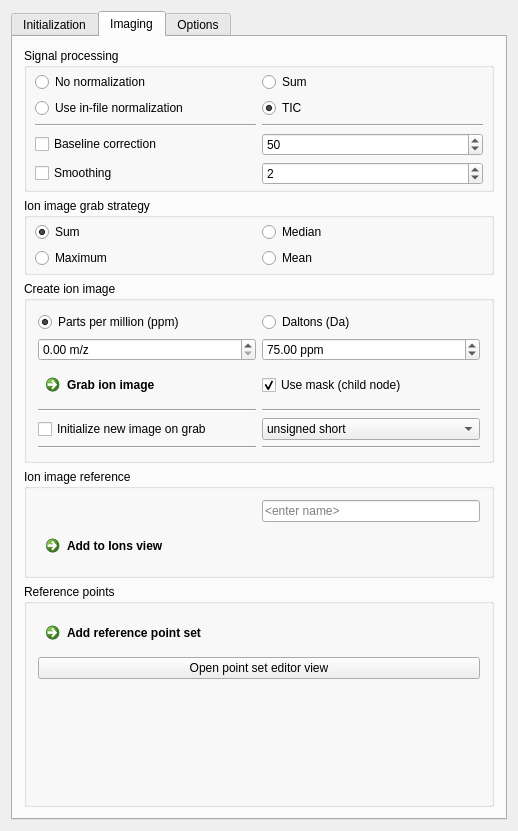
First picture: the form in Plugins/org.mitk.gui.qt.m2.Data/src/internal/m2Data.ui, repository m2aia/m2aia, before the edit.
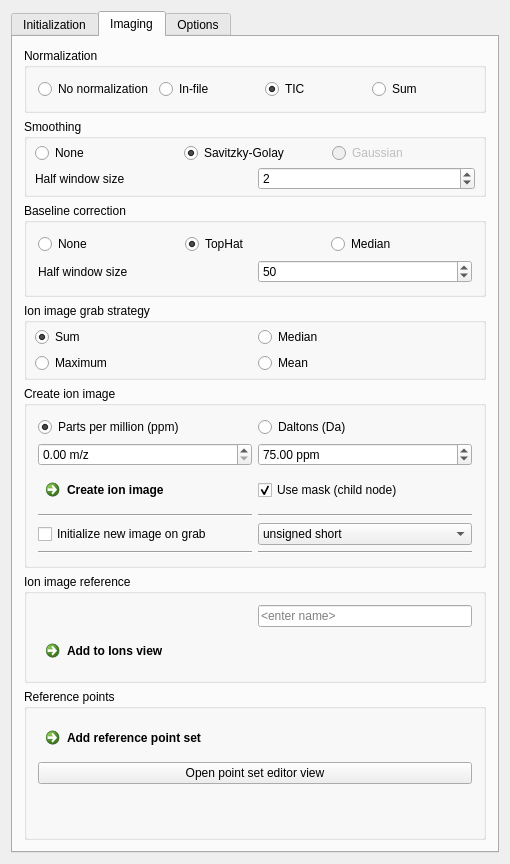
Second picture: the form after the edit.

Patch:
```diff
--- a/Plugins/org.mitk.gui.qt.m2.Data/src/internal/m2Data.ui
+++ b/Plugins/org.mitk.gui.qt.m2.Data/src/internal/m2Data.ui
@@ -9,8 +9,8 @@
    <rect>
     <x>0</x>
     <y>0</y>
-    <width>518</width>
-    <height>831</height>
+    <width>510</width>
+    <height>802</height>
    </rect>
   </property>
   <property name="sizePolicy">
@@ -204,82 +204,14 @@
       </attribute>
       <layout class="QVBoxLayout" name="verticalLayout_16">
        <item>
-        <widget class="QGroupBox" name="SpectralProcessing">
-         <property name="toolTip">
-          <string/>
-         </property>
+        <widget class="QGroupBox" name="groupBox_2">
          <property name="title">
-          <string>Signal processing</string>
+          <string>Normalization</string>
          </property>
-         <property name="checkable">
-          <bool>false</bool>
-         </property>
-         <layout class="QVBoxLayout" name="verticalLayout_3">
-          <property name="spacing">
-           <number>4</number>
-          </property>
-          <property name="leftMargin">
-           <number>8</number>
-          </property>
-          <property name="topMargin">
-           <number>4</number>
-          </property>
-          <property name="rightMargin">
-           <number>8</number>
-          </property>
-          <property name="bottomMargin">
-           <number>4</number>
-          </property>
+         <layout class="QVBoxLayout" name="verticalLayout_4">
           <item>
-           <layout class="QGridLayout" name="gridLayout">
-            <item row="3" column="1">
-             <widget class="QSpinBox" name="spnBxBaseline">
-              <property name="minimumSize">
-               <size>
-                <width>0</width>
-                <height>0</height>
-               </size>
-              </property>
-              <property name="maximumSize">
-               <size>
-                <width>1000</width>
-                <height>16777215</height>
-               </size>
-              </property>
-              <property name="toolTip">
-               <string/>
-              </property>
-              <property name="value">
-               <number>50</number>
-              </property>
-             </widget>
-            </item>
-            <item row="3" column="0">
-             <widget class="QCheckBox" name="checkBoxBaseLineCorrection">
-              <property name="minimumSize">
-               <size>
-                <width>0</width>
-                <height>0</height>
-               </size>
-              </property>
-              <property name="maximumSize">
-               <size>
-                <width>1000</width>
-                <height>16777215</height>
-               </size>
-              </property>
-              <property name="toolTip">
-               <string/>
-              </property>
-              <property name="text">
-               <string>Baseline correction</string>
-              </property>
-              <property name="checked">
-               <bool>false</bool>
-              </property>
-             </widget>
-            </item>
-            <item row="0" column="0">
+           <layout class="QHBoxLayout" name="horizontalLayout">
+            <item>
              <widget class="QRadioButton" name="radioButtonNoneNormalization">
               <property name="maximumSize">
                <size>
@@ -292,7 +224,42 @@
               </property>
              </widget>
             </item>
-            <item row="0" column="1">
+            <item>
+             <widget class="QRadioButton" name="radioButtonInFileNormalization">
+              <property name="maximumSize">
+               <size>
+                <width>1000</width>
+                <height>16777215</height>
+               </size>
+              </property>
+              <property name="text">
+               <string>In-file</string>
+              </property>
+             </widget>
+            </item>
+            <item>
+             <widget class="QRadioButton" name="radioButtonTICNormalization">
+              <property name="minimumSize">
+               <size>
+                <width>0</width>
+                <height>0</height>
+               </size>
+              </property>
+              <property name="maximumSize">
+               <size>
+                <width>1000</width>
+                <height>16777215</height>
+               </size>
+              </property>
+              <property name="text">
+               <string>TIC</string>
+              </property>
+              <property name="checked">
+               <bool>true</bool>
+              </property>
+             </widget>
+            </item>
+            <item>
              <widget class="QRadioButton" name="radioButtonSumNormalization">
               <property name="minimumSize">
                <size>
@@ -314,7 +281,79 @@
               </property>
              </widget>
             </item>
-            <item row="4" column="1">
+           </layout>
+          </item>
+         </layout>
+        </widget>
+       </item>
+       <item>
+        <widget class="QGroupBox" name="SpectralProcessing">
+         <property name="toolTip">
+          <string/>
+         </property>
+         <property name="title">
+          <string>Smoothing</string>
+         </property>
+         <property name="checkable">
+          <bool>false</bool>
+         </property>
+         <layout class="QVBoxLayout" name="verticalLayout_3">
+          <property name="spacing">
+           <number>4</number>
+          </property>
+          <property name="leftMargin">
+           <number>8</number>
+          </property>
+          <property name="topMargin">
+           <number>4</number>
+          </property>
+          <property name="rightMargin">
+           <number>8</number>
+          </property>
+          <property name="bottomMargin">
+           <number>4</number>
+          </property>
+          <item>
+           <layout class="QHBoxLayout" name="horizontalLayout_3">
+            <item>
+             <widget class="QRadioButton" name="rdBtnSmoothingNone">
+              <property name="text">
+               <string>None</string>
+              </property>
+             </widget>
+            </item>
+            <item>
+             <widget class="QRadioButton" name="rdBtnSmoothingSG">
+              <property name="text">
+               <string>Savitzky-Golay</string>
+              </property>
+              <property name="checked">
+               <bool>true</bool>
+              </property>
+             </widget>
+            </item>
+            <item>
+             <widget class="QRadioButton" name="rdBtnSmoothingGaussian">
+              <property name="enabled">
+               <bool>false</bool>
+              </property>
+              <property name="text">
+               <string>Gaussian</string>
+              </property>
+             </widget>
+            </item>
+           </layout>
+          </item>
+          <item>
+           <layout class="QHBoxLayout" name="horizontalLayout_4">
+            <item>
+             <widget class="QLabel" name="label">
+              <property name="text">
+               <string>Half window size</string>
+              </property>
+             </widget>
+            </item>
+            <item>
              <widget class="QSpinBox" name="spnBxSmoothing">
               <property name="minimumSize">
                <size>
@@ -342,36 +381,59 @@
               </property>
              </widget>
             </item>
-            <item row="1" column="1">
-             <widget class="QRadioButton" name="radioButtonTICNormalization">
-              <property name="minimumSize">
-               <size>
-                <width>0</width>
-                <height>0</height>
-               </size>
+           </layout>
+          </item>
+         </layout>
+        </widget>
+       </item>
+       <item>
+        <widget class="QGroupBox" name="groupBox_4">
+         <property name="title">
+          <string>Baseline correction</string>
+         </property>
+         <layout class="QVBoxLayout" name="verticalLayout_10">
+          <item>
+           <layout class="QHBoxLayout" name="horizontalLayout_2">
+            <item>
+             <widget class="QRadioButton" name="rdBtnBaselineCorrectionNone">
+              <property name="text">
+               <string>None</string>
               </property>
-              <property name="maximumSize">
-               <size>
-                <width>1000</width>
-                <height>16777215</height>
-               </size>
-              </property>
+             </widget>
+            </item>
+            <item>
+             <widget class="QRadioButton" name="rdBtnBaselineCorrectionTopHat">
               <property name="text">
-               <string>TIC</string>
+               <string>TopHat</string>
               </property>
               <property name="checked">
                <bool>true</bool>
               </property>
              </widget>
             </item>
-            <item row="4" column="0">
-             <widget class="QCheckBox" name="checkBoxSmoothing">
-              <property name="sizePolicy">
-               <sizepolicy hsizetype="Minimum" vsizetype="Fixed">
-                <horstretch>0</horstretch>
-                <verstretch>0</verstretch>
-               </sizepolicy>
+            <item>
+             <widget class="QRadioButton" name="rdBtnBaselineCorrectionMedian">
+              <property name="text">
+               <string>Median</string>
               </property>
+              <property name="checked">
+               <bool>false</bool>
+              </property>
+             </widget>
+            </item>
+           </layout>
+          </item>
+          <item>
+           <layout class="QHBoxLayout" name="horizontalLayout_8">
+            <item>
+             <widget class="QLabel" name="label_4">
+              <property name="text">
+               <string>Half window size</string>
+              </property>
+             </widget>
+            </item>
+            <item>
+             <widget class="QSpinBox" name="spnBxBaseline">
               <property name="minimumSize">
                <size>
                 <width>0</width>
@@ -387,38 +449,8 @@
               <property name="toolTip">
                <string/>
               </property>
-              <property name="text">
-               <string>Smoothing</string>
-              </property>
-              <property name="checked">
-               <bool>false</bool>
-              </property>
-             </widget>
-            </item>
-            <item row="1" column="0">
-             <widget class="QRadioButton" name="radioButtonInFileNormalization">
-              <property name="maximumSize">
-               <size>
-                <width>1000</width>
-                <height>16777215</height>
-               </size>
-              </property>
-              <property name="text">
-               <string>Use in-file normalization</string>
-              </property>
-             </widget>
-            </item>
-            <item row="2" column="0">
-             <widget class="Line" name="line">
-              <property name="orientation">
-               <enum>Qt::Horizontal</enum>
-              </property>
-             </widget>
-            </item>
-            <item row="2" column="1">
-             <widget class="Line" name="line_2">
-              <property name="orientation">
-               <enum>Qt::Horizontal</enum>
+              <property name="value">
+               <number>50</number>
               </property>
              </widget>
             </item>
@@ -560,7 +592,7 @@
             <item row="2" column="0">
              <widget class="QCommandLinkButton" name="btnGrabIonImage">
               <property name="text">
-               <string>Grab ion image</string>
+               <string>Create ion image</string>
               </property>
              </widget>
             </item>
```
Left out of the diff: 8 changed lines with no effect on the pictures.
